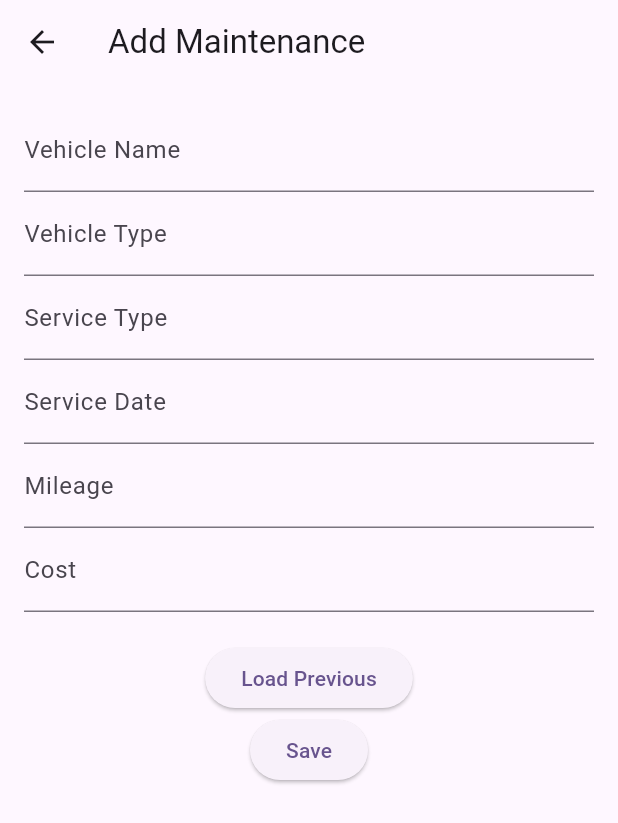
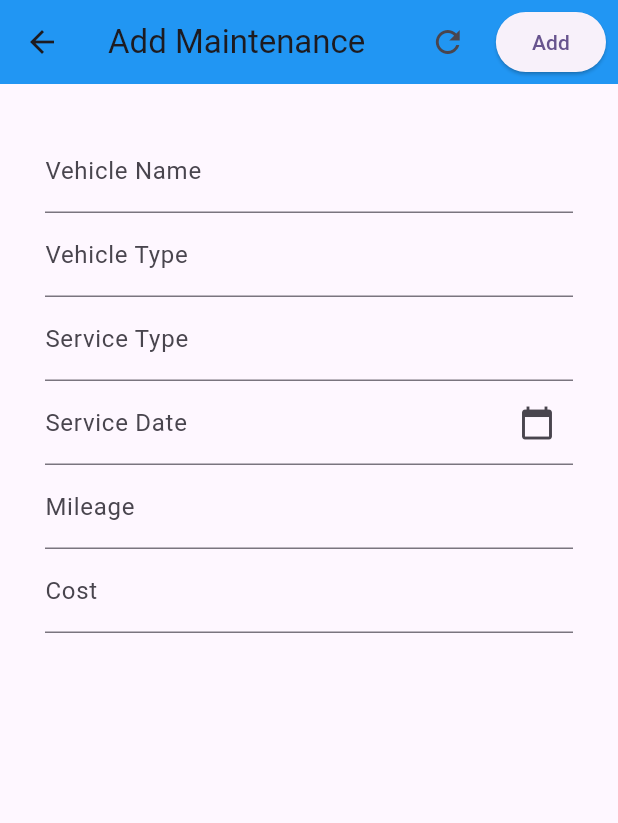
Before and after one commit to ArmanBhatia0100/MobileProgrammingFinalProject, a Flutter app: the VehicleMaintenanceHome screen opened by its route, after a tap on the "add" icon, on a phone screen of 412 x 824 dp. Shown: the top 823 px of the screen. Run offline on Flutter 3.47's test engine with Material 3 defaults, Android fonts, the phone set to English and light mode, and no system bars; our stand-ins replace floor, sqflite; missing offline and left inert: encrypted_shared_preferences; accounts and stored records are empty; generated files the repository leaves out were written again.

Commit message:
Added Date Picker, Fixed Scrolling Issues, and Updated UI for Load Previous
- Integrated Date Picker for service date input in the maintenance form.
- Fixed scrolling issue in the form, ensuring better usability with mouse scroll.
- Updated 'Load Previous' button behavior and UI to improve user experience.
- Added 'Load Previous' button icon and ensured it functions correctly for pre-filling data.
- Refined app layout in landscape mode for better usability.
- Corrected localization and included both English and French instructions for vehicle maintenance.
- Added action buttons next to the language selection icon in the app bar.
- Improved UI flow and usability, making navigation smoother between screens.

```diff
--- a/lib/l10n/eventPlanner_en.arb
+++ b/lib/l10n/eventPlanner_en.arb
@@ -72,8 +72,8 @@
   "update": "Update",
   "loadPrevious": "Load Previous",
   "invalidInputMessage": "Please enter valid mileage and cost values.",
-  "vehicleInstructions": "1. Press + to add a new maintenance record.\n\n2. Tap on a record to view and manage it.",
+  "vehicleInstructions": "1. Press + to add a new maintenance record.\n\n2. Tap on a record to view and manage it (update, delete, or close).\n\n3. Tap the globe 🌐 icon to switch language.\n\n4. Tap the question mark ❓ for help.\n\n5. Use the refresh 🔄 icon to prefill the form with the last saved record.",
   "deletedMessage": "Record deleted successfully.",
-  "deleteRecord": "Delete Record"
-
+  "deleteRecord": "Delete Record",
+  "noRecords": "No records found"
 }
--- a/lib/l10n/eventPlanner_fr.arb
+++ b/lib/l10n/eventPlanner_fr.arb
@@ -68,7 +68,8 @@
   "update": "Modifier",
   "loadPrevious": "Charger les données précédentes",
   "invalidInputMessage": "Veuillez entrer un kilométrage et un coût valides.",
-  "vehicleInstructions": "1. Appuyez sur + pour ajouter un nouvel enregistrement d'entretien.\n\n2. Appuyez sur un enregistrement pour le consulter et le gérer.",
+  "vehicleInstructions": "1. Appuyez sur + pour ajouter un nouvel enregistrement d'entretien.\n\n2. Appuyez sur un enregistrement pour le consulter et le gérer (modifier, supprimer ou fermer).\n\n3. Appuyez sur l'icône 🌐 pour changer la langue.\n\n4. Appuyez sur le point d'interrogation ❓ pour obtenir de l'aide.\n\n5. Clickez 🔄 pour préremplir le formulaire avec le dernier enregistrement sauvegardé.",
   "deletedMessage": "Enregistrement supprimé avec succès.",
-  "deleteRecord": "Supprimer l'enregistrement"
+  "deleteRecord": "Supprimer l'enregistrement",
+  "noRecords": "Aucun enregistrement trouvé"
 }
--- a/lib/view/vehicle_maintenance/vehicle_maintenance_form.dart
+++ b/lib/view/vehicle_maintenance/vehicle_maintenance_form.dart
@@ -4,7 +4,7 @@ import 'package:mobile_programming_final_project/view/vehicle_maintenance/vehicl
 import 'vehicle_repository.dart';
 
 class VehicleMaintenanceForm extends StatefulWidget {
-  final MaintenanceRecord? record;
+  final MaintenanceRecord? record; // null = add, not null = edit
   final Function(MaintenanceRecord) onSave;
 
   const VehicleMaintenanceForm({
@@ -25,6 +25,8 @@ class _VehicleMaintenanceFormState extends State<VehicleMaintenanceForm> {
   late final TextEditingController _mileageController;
   late final TextEditingController _costController;
   late final VehicleRepository repository;
+
+  final _formKey = GlobalKey<FormState>();
 
   @override
   void initState() {
@@ -75,16 +77,11 @@ class _VehicleMaintenanceFormState extends State<VehicleMaintenanceForm> {
         mileage: _mileageController.text,
         cost: _costController.text,
       );
-// Ensures widget still exists before doing context-based calls
-      if (!mounted) return;
 
       widget.onSave(record);
-      Navigator.pop(context);
     } catch (e) {
       ScaffoldMessenger.of(context).showSnackBar(
-        SnackBar(
-          content: Text(AppLocalizations.of(context)!.invalidInputMessage),
-        ),
+        SnackBar(content: Text(AppLocalizations.of(context)!.invalidInputMessage)),
       );
     }
   }
@@ -101,44 +98,110 @@ class _VehicleMaintenanceFormState extends State<VehicleMaintenanceForm> {
     });
   }
 
+
   @override
   Widget build(BuildContext context) {
+    final localizations = AppLocalizations.of(context)!;
+
     return Scaffold(
       appBar: AppBar(
+        backgroundColor: Colors.blue,
         title: Text(widget.record == null
-            ? AppLocalizations.of(context)!.addMaintenance
-            : AppLocalizations.of(context)!.editMaintenance),
+            ? localizations.addMaintenance
+            : localizations.editMaintenance),
+        actions: [
+          IconButton(
+            icon: const Icon(Icons.refresh),
+            tooltip: localizations.loadPrevious,
+            onPressed: _loadPreviousData,
+          ),
+          Padding(
+            padding: const EdgeInsets.all(8.0),
+            child: ElevatedButton(
+              onPressed: _submitForm,
+              child: Text(widget.record == null
+                  ? localizations.add
+                  : localizations.save),
+            ),
+          )
+        ],
       ),
-      body: Padding(
-        padding: const EdgeInsets.all(16.0),
-        child: Column(
-          children: [
-            _buildTextField(_nameController, AppLocalizations.of(context)!.vehicleName),
-            _buildTextField(_typeController, AppLocalizations.of(context)!.vehicleType),
-            _buildTextField(_serviceTypeController, AppLocalizations.of(context)!.serviceType),
-            _buildTextField(_dateController, AppLocalizations.of(context)!.serviceDate),
-            _buildTextField(_mileageController, AppLocalizations.of(context)!.mileage, isNumeric: true),
-            _buildTextField(_costController, AppLocalizations.of(context)!.cost, isNumeric: true),
-            const SizedBox(height: 20),
-            ElevatedButton(
-              onPressed: _loadPreviousData,
-              child: Text(AppLocalizations.of(context)!.loadPrevious),
+      body: SafeArea(
+        child: Scrollbar(
+          thumbVisibility: true,
+          child: SingleChildScrollView(
+            padding: const EdgeInsets.all(30.0),
+            child: Form(
+              key: _formKey,
+              child: Column(
+                crossAxisAlignment: CrossAxisAlignment.stretch,
+                children: [
+                  TextFormField(
+                    controller: _nameController,
+                    decoration: InputDecoration(labelText: localizations.vehicleName),
+                    validator: (value) =>
+                    value == null || value.isEmpty ? localizations.emptyValue : null,
+                  ),
+                  TextFormField(
+                    controller: _typeController,
+                    decoration: InputDecoration(labelText: localizations.vehicleType),
+                    validator: (value) =>
+                    value == null || value.isEmpty ? localizations.emptyValue : null,
+                  ),
+                  TextFormField(
+                    controller: _serviceTypeController,
+                    decoration: InputDecoration(labelText: localizations.serviceType),
+                    validator: (value) =>
+                    value == null || value.isEmpty ? localizations.emptyValue : null,
+                  ),
+                  GestureDetector(
+                    onTap: () async {
+                      final pickedDate = await showDatePicker(
+                        context: context,
+                        initialDate: DateTime.now(),
+                        firstDate: DateTime(2000),
+                        lastDate: DateTime(2100),
+                      );
+                      if (pickedDate != null) {
+                        setState(() {
+                          _dateController.text = pickedDate.toString().split(' ')[0];
+                        });
+                      }
+                    },
+                    child: AbsorbPointer(
+                      child: TextFormField(
+                        controller: _dateController,
+                        decoration: InputDecoration(
+                          labelText: localizations.serviceDate,
+                          suffixIcon: const Icon(Icons.calendar_today),
+                        ),
+                        validator: (value) => value == null || value.isEmpty
+                            ? localizations.emptyValue
+                            : null,
+                      ),
+                    ),
+                  ),
+                  TextFormField(
+                    controller: _mileageController,
+                    keyboardType: TextInputType.number,
+                    decoration: InputDecoration(labelText: localizations.mileage),
+                    validator: (value) =>
+                    value == null || value.isEmpty ? localizations.emptyValue : null,
+                  ),
+                  TextFormField(
+                    controller: _costController,
+                    keyboardType: TextInputType.number,
+                    decoration: InputDecoration(labelText: localizations.cost),
+                    validator: (value) =>
+                    value == null || value.isEmpty ? localizations.emptyValue : null,
+                  ),
+                ],
+              ),
             ),
-            ElevatedButton(
-              onPressed: _submitForm,
-              child: Text(AppLocalizations.of(context)!.save),
-            ),
-          ],
+          ),
         ),
       ),
-    );
-  }
 
-  Widget _buildTextField(TextEditingController controller, String label, {bool isNumeric = false}) {
-    return TextField(
-      controller: controller,
-      keyboardType: isNumeric ? TextInputType.number : TextInputType.text,
-      decoration: InputDecoration(labelText: label),
     );
   }
 }
--- a/lib/view/vehicle_maintenance/vehicle_maintenance_home.dart
+++ b/lib/view/vehicle_maintenance/vehicle_maintenance_home.dart
@@ -104,41 +104,97 @@ class _VehicleMaintenanceHomeState extends State<VehicleMaintenanceHome> {
     }
   }
 
+  void _showInstructions(BuildContext context) {
+    showDialog(
+      context: context,
+      builder: (context) => AlertDialog(
+        title: Text(AppLocalizations.of(context)!.instructionsTitle),
+        content: Text(AppLocalizations.of(context)!.vehicleInstructions),
+        actions: [
+          TextButton(
+            onPressed: () => Navigator.pop(context),
+            child: Text(AppLocalizations.of(context)!.ok),
+          ),
+        ],
+      ),
+    );
+  }
 
-  // Week 9: Responsive layout handler
   Widget _reactiveLayout(BuildContext context) {
     final size = MediaQuery.of(context).size;
     final isWideScreen = size.width > size.height && size.width > 720;
+    final localizations = AppLocalizations.of(context)!;
 
-    if (isWideScreen) {
-      // Master-Detail layout for tablet
-      return Row(
+    final listWidget = ListView.builder(
+      itemCount: records.length,
+      itemBuilder: (context, index) {
+        final record = records[index];
+        return ListTile(
+          title: Text(record.vehicleName),
+          subtitle: Text("${record.serviceType} - ${record.serviceDate}"),
+          onTap: () {
+            setState(() {
+              selectedRecord = record;
+            });
+          },
+        );
+      },
+    );
+
+    final detailsWidget = selectedRecord != null
+        ? Padding(
+      padding: const EdgeInsets.all(16.0),
+      child: Column(
+        crossAxisAlignment: CrossAxisAlignment.start,
         children: [
-          Expanded(
-            flex: 2,
-            child: _buildList(),
-          ),
-          Expanded(
-            flex: 3,
-            child: selectedRecord != null
-                ? _buildDetails(selectedRecord!)
-                : const Center(child: Text("Select a record")),
-          ),
+          Text("Vehicle: ${selectedRecord!.vehicleName}",
+              style: Theme.of(context).textTheme.headlineMedium),
+          Text("Type: ${selectedRecord!.vehicleType}"),
+          Text("Service: ${selectedRecord!.serviceType}"),
+          Text("Date: ${selectedRecord!.serviceDate}"),
+          Text("Mileage: ${selectedRecord!.mileage} km"),
+          Text("Cost: \$${selectedRecord!.cost}"),
+          const SizedBox(height: 20),
+          Row(
+            children: [
+              ElevatedButton(
+                onPressed: () => _navigateToForm(record: selectedRecord),
+                child: Text(localizations.update),
+              ),
+              const SizedBox(width: 10),
+              ElevatedButton(
+                onPressed: () => _deleteRecord(selectedRecord!),
+                style: ElevatedButton.styleFrom(backgroundColor: Colors.red),
+                child: Text(localizations.delete),
+              ),
+              const SizedBox(width: 10),
+              ElevatedButton(
+                onPressed: () => setState(() => selectedRecord = null),
+                child: Text(localizations.close),
+              ),
+            ],
+          )
         ],
-      );
-    } else {
-      // Portrait mode or phone layout
-      return selectedRecord == null ? _buildList() : _buildDetails(selectedRecord!);
-    }
-  }
-
-  Widget _buildList() {
+      ),
+    )
+        : const Center(child: Text("Select a record"));
     return Scaffold(
       appBar: AppBar(
-        title: Text(AppLocalizations.of(context)!.vehicleRecords),
+        backgroundColor: Colors.blue,
+        title: Text(localizations.vehicleRecords),
         actions: [
+          IconButton(
+            icon: const Icon(Icons.add),
+            tooltip: localizations.addMaintenance,
+            onPressed: () => _navigateToForm(),
+          ),
+          IconButton(
+            icon: const Icon(Icons.help_outline),
+            tooltip: localizations.instructionsTitle,
+            onPressed: () => _showInstructions(context),
+          ),
           PopupMenuButton<Locale>(
-            icon: const Icon(Icons.help_outline),
+            icon: const Icon(Icons.language),
             onSelected: _changeLanguage,
             itemBuilder: (context) => [
               PopupMenuItem(
@@ -154,95 +210,21 @@ class _VehicleMaintenanceHomeState extends State<VehicleMaintenanceHome> {
         ],
       ),
       body: records.isEmpty
-          ? const Center(child: Text("No records found"))
-          : ListView.builder(
-        itemCount: records.length,
-        itemBuilder: (context, index) {
-          final record = records[index];
-          return ListTile(
-            title: Text(record.vehicleName),
-            subtitle: Text("${record.serviceType} - ${record.serviceDate}"),
-            onTap: () {
-              setState(() {
-                selectedRecord = record;
-              });
-            },
-          );
-        },
-      ),
-      floatingActionButton: FloatingActionButton(
-        onPressed: () => _navigateToForm(),
-        child: const Icon(Icons.add),
-      ),
+          ? Center(child: Text(localizations.noRecords))
+          : isWideScreen
+          ? Row(
+        children: [
+          Expanded(flex: 2, child: listWidget),
+          const VerticalDivider(width: 1),
+          Expanded(flex: 3, child: detailsWidget),
+        ],
+      )
+          : selectedRecord == null
+          ? listWidget
+          : detailsWidget,
     );
   }
 
-  Widget _buildDetails(MaintenanceRecord record) {
-    return Scaffold(
-      appBar: AppBar(
-        title: Text(AppLocalizations.of(context)!.maintenanceDetails),
-        actions: [
-          IconButton(
-            icon: const Icon(Icons.help_outline),
-            tooltip: AppLocalizations.of(context)!.instructionsTitle,
-            onPressed: () {
-              showDialog(
-                context: context,
-                builder: (context) => AlertDialog(
-                  title: Text(AppLocalizations.of(context)!.instructionsTitle),
-                  content: Text(AppLocalizations.of(context)!.vehicleInstructions),
-                  actions: [
-                    TextButton(
-                      onPressed: () => Navigator.pop(context),
-                      child: Text(AppLocalizations.of(context)!.ok),
-                    ),
-                  ],
-                ),
-              );
-            },
-          ),
-        ],
-      ),
-      body: Padding(
-        padding: const EdgeInsets.all(16.0),
-        child: Column(
-          crossAxisAlignment: CrossAxisAlignment.start,
-          children: [
-            Text("Vehicle: ${record.vehicleName}", style: Theme.of(context).textTheme.headlineMedium),
-            Text("Type: ${record.vehicleType}"),
-            Text("Service: ${record.serviceType}"),
-            Text("Date: ${record.serviceDate}"),
-            Text("Mileage: ${record.mileage} km"),
-            Text("Cost: \$${record.cost}"),
-            const SizedBox(height: 20),
-            Row(
-              children: [
-                ElevatedButton(
-                  onPressed: () => _navigateToForm(record: record),
-                  child: Text(AppLocalizations.of(context)!.update),
-                ),
-                const SizedBox(width: 10),
-                ElevatedButton(
-                  onPressed: () => _deleteRecord(record),
-                  style: ElevatedButton.styleFrom(backgroundColor: Colors.red),
-                  child: Text(AppLocalizations.of(context)!.delete),
-                ),
-                const SizedBox(width: 10),
-                ElevatedButton(
-                  onPressed: () => setState(() => selectedRecord = null),
-                  child: Text(AppLocalizations.of(context)!.close),
-                ),
-              ],
-            )
-          ],
-        ),
-      ),
-    );
+  @override
+  Widget build(BuildContext context) => _reactiveLayout(context);
   }
-
-
-  @override
-  Widget build(BuildContext context) {
-    return _reactiveLayout(context);
-  }
-}
```
